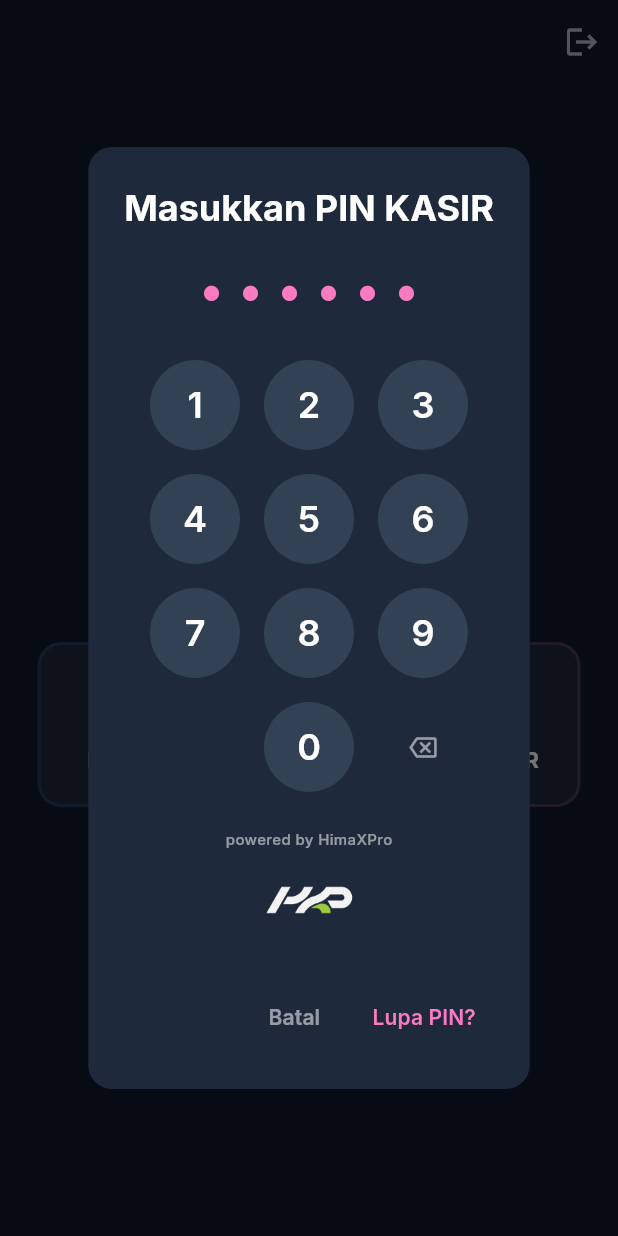
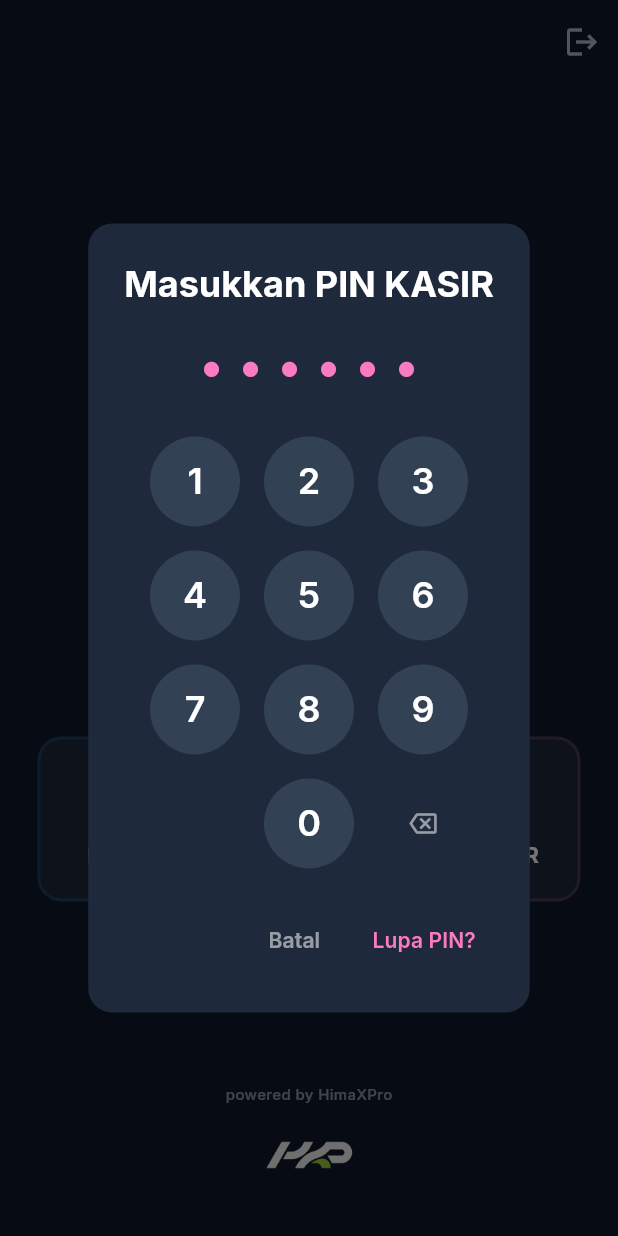
Before and after one commit to HimaXPro/kasir-digital, a Flutter app: the screen it shows once a user with an empty profile is signed in, after a tap on "KASIR", on a phone screen of 412 x 824 dp. Run offline on Flutter 3.47's test engine with Material 3 defaults, Android fonts, the phone set to English and light mode, and no system bars; our stand-ins replace cloud_firestore, firebase_auth, firebase_core, firebase_storage, fl_chart, google_fonts and 3 more; missing offline and left inert: blue_thermal_printer; accounts and stored records are empty; generated files the repository leaves out were written again.

Commit message:
feat: update layout to use SafeArea and Stack for improved UI consistency and footer placement

```diff
--- a/pos-mobile/lib/app.dart
+++ b/pos-mobile/lib/app.dart
@@ -32,7 +32,10 @@ class _AppEntry extends StatelessWidget {
         if (auth.isLoading) {
           return Scaffold(
             backgroundColor: const Color(0xFF4F46E5),
-            body: Center(
+            body: SafeArea(
+              child: Stack(
+                children: [
+                  Center(
                     child: Column(
                       mainAxisSize: MainAxisSize.min,
                       children: [
@@ -54,8 +57,14 @@ class _AppEntry extends StatelessWidget {
                         ),
                         const SizedBox(height: 32),
                         const CircularProgressIndicator(color: Colors.white54),
-                  const SizedBox(height: 48),
-                  Column(
+                      ],
+                    ),
+                  ),
+                  Align(
+                    alignment: Alignment.bottomCenter,
+                    child: Padding(
+                      padding: const EdgeInsets.only(bottom: 24.0),
+                      child: Column(
                         mainAxisSize: MainAxisSize.min,
                         children: [
                           const Text(
@@ -72,6 +81,8 @@ class _AppEntry extends StatelessWidget {
                             width: 80,
                           ),
                         ],
+                      ),
+                    ),
                   ),
                 ],
               ),
--- a/pos-mobile/lib/screens/login/login_screen.dart
+++ b/pos-mobile/lib/screens/login/login_screen.dart
@@ -422,7 +422,19 @@ class _LoginScreenState extends State<LoginScreen>
                         ),
 
                         const SizedBox(height: 24),
-                        Column(
+                      ],
+                    ),
+                  ),
+                ),
+              ),
+            ),
+          ),
+          // HimaXPro footer
+          Align(
+            alignment: Alignment.bottomCenter,
+            child: Padding(
+              padding: const EdgeInsets.only(bottom: 24.0),
+              child: Column(
                 mainAxisSize: MainAxisSize.min,
                 children: [
                   Text(
@@ -441,11 +453,6 @@ class _LoginScreenState extends State<LoginScreen>
                   ),
                 ],
               ),
-                      ],
-                    ),
-                  ),
-                ),
-              ),
             ),
           ),
         ],
--- a/pos-mobile/lib/screens/login/role_selection_screen.dart
+++ b/pos-mobile/lib/screens/login/role_selection_screen.dart
@@ -152,25 +152,6 @@ class _RoleSelectionScreenState extends State<RoleSelectionScreen> {
                         );
                       }),
                     ),
-                  ),
-                  const SizedBox(height: 24),
-                  Column(
-                    mainAxisSize: MainAxisSize.min,
-                    children: [
-                      const Text(
-                        'powered by HimaXPro',
-                        style: TextStyle(
-                          color: Colors.white54,
-                          fontSize: 10,
-                          fontWeight: FontWeight.w500,
-                        ),
-                      ),
-                      const SizedBox(height: 4),
-                      Image.asset(
-                        'assets/images/logo_himaxpro.png',
-                        width: 60,
-                      ),
-                    ],
                   ),
                 ],
               ),
@@ -338,25 +319,6 @@ class _RoleSelectionScreenState extends State<RoleSelectionScreen> {
                       );
                     }),
                   ),
-                  const SizedBox(height: 24),
-                  Column(
-                    mainAxisSize: MainAxisSize.min,
-                    children: [
-                      const Text(
-                        'powered by HimaXPro',
-                        style: TextStyle(
-                          color: Colors.white54,
-                          fontSize: 10,
-                          fontWeight: FontWeight.w500,
-                        ),
-                      ),
-                      const SizedBox(height: 4),
-                      Image.asset(
-                        'assets/images/logo_himaxpro.png',
-                        width: 60,
-                      ),
-                    ],
-                  ),
                 ],
               ),
               actions: [
@@ -499,7 +461,9 @@ class _RoleSelectionScreenState extends State<RoleSelectionScreen> {
       ),
       body: _isLoading
         ? const Center(child: CircularProgressIndicator())
-        : Center(
+        : Stack(
+            children: [
+              Center(
                 child: SingleChildScrollView(
                   child: Column(
                     mainAxisAlignment: MainAxisAlignment.center,
@@ -541,8 +505,16 @@ class _RoleSelectionScreenState extends State<RoleSelectionScreen> {
                           _buildRoleButton('owner', Icons.admin_panel_settings, AppTheme.primary),
                         ],
                       ),
-                  const SizedBox(height: 48),
-                  Column(
+                    ],
+                  ),
+                ),
+              ),
+              // Footer
+              Align(
+                alignment: Alignment.bottomCenter,
+                child: Padding(
+                  padding: const EdgeInsets.only(bottom: 24.0),
+                  child: Column(
                     mainAxisSize: MainAxisSize.min,
                     children: [
                       const Text(
@@ -560,9 +532,9 @@ class _RoleSelectionScreenState extends State<RoleSelectionScreen> {
                       ),
                     ],
                   ),
-                ],
                 ),
               ),
+            ],
           ),
     );
   }
```
Lines whose indentation alone changed are shown as unchanged.
